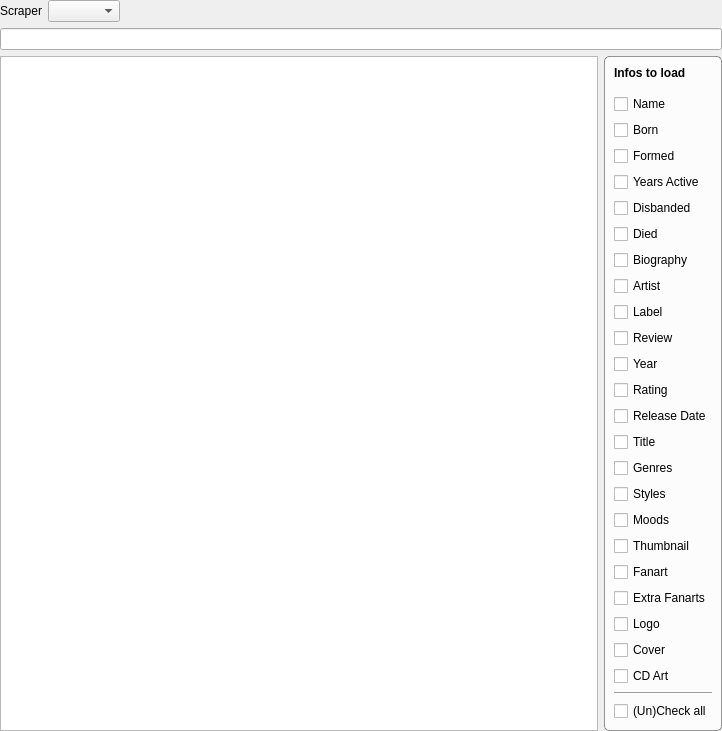
Old version of the form music/MusicSearchWidget.ui in the repository Komet/MediaElch.
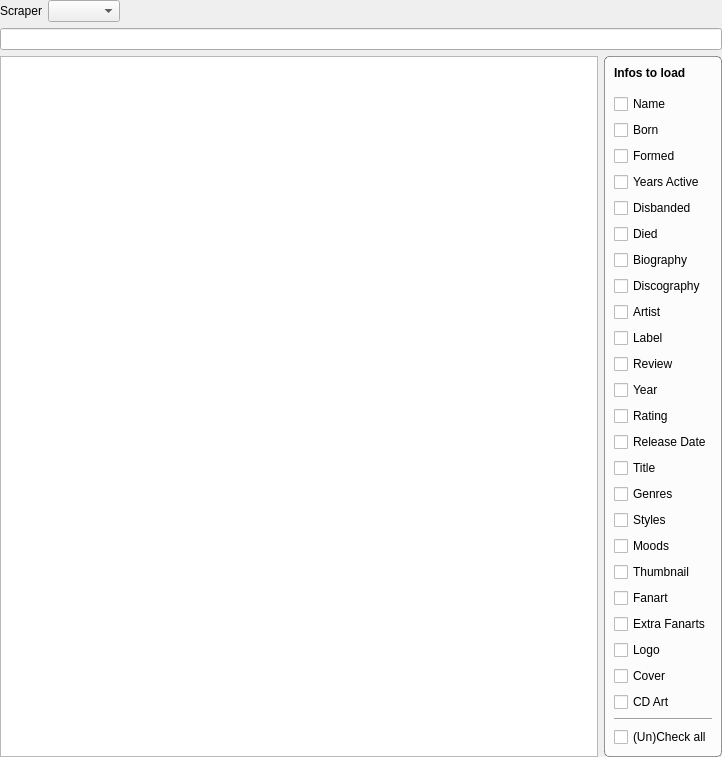
New version of the form. Custom widgets are drawn as their Qt base class.

Commit message: Added discography of artists

Patch:
```diff
--- a/music/MusicSearchWidget.ui
+++ b/music/MusicSearchWidget.ui
@@ -7,7 +7,7 @@
     <x>0</x>
     <y>0</y>
     <width>722</width>
-    <height>648</height>
+    <height>660</height>
    </rect>
   </property>
   <property name="windowTitle">
@@ -214,6 +214,16 @@
           </property>
          </widget>
         </item>
+        <item>
+         <widget class="MyCheckBox" name="chkDiscography">
+          <property name="text">
+           <string>Discography</string>
+          </property>
+          <property name="type" stdset="0">
+           <string notr="true">artist</string>
+          </property>
+         </widget>
+        </item>
         <item>
          <widget class="MyCheckBox" name="chkArtist">
           <property name="text">
```
The commit also changes 14 other files.
